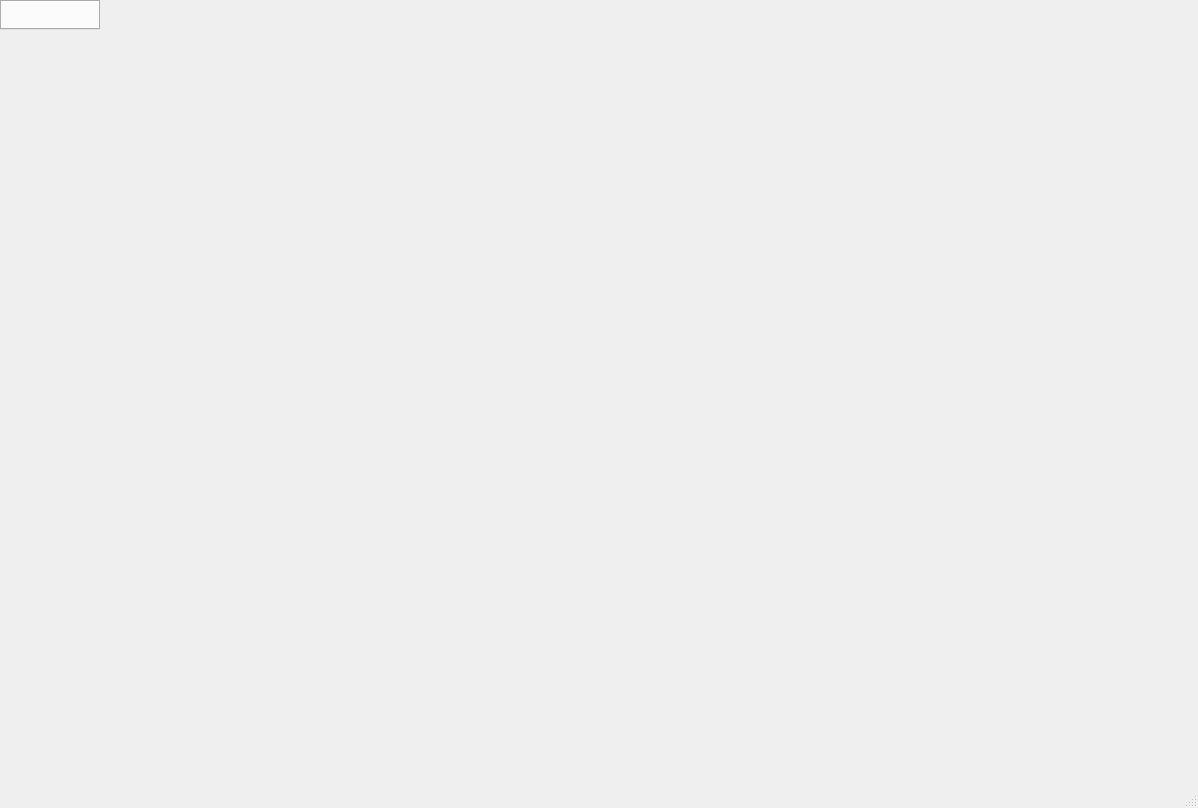
murveit/lpecprep, file lpecprep/mainwindow.ui: the form before one commit.
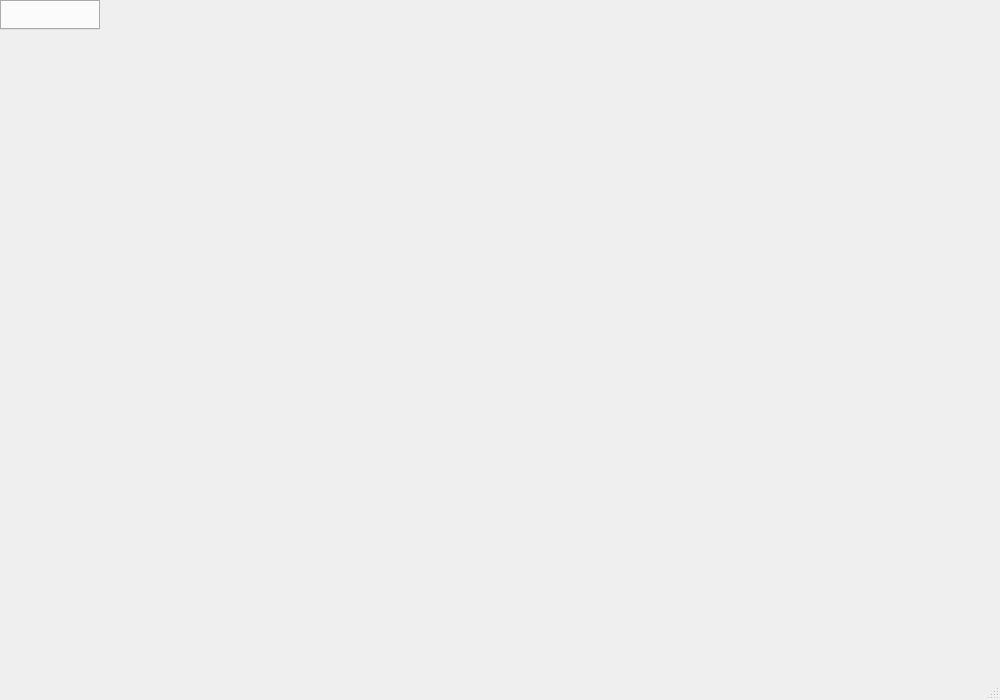
The form after the commit.

The edit to the form file:
```diff
--- a/lpecprep/mainwindow.ui
+++ b/lpecprep/mainwindow.ui
@@ -6,8 +6,8 @@
    <rect>
     <x>0</x>
     <y>0</y>
-    <width>1198</width>
-    <height>808</height>
+    <width>1000</width>
+    <height>700</height>
    </rect>
   </property>
   <property name="font">
```
Lines whose indentation alone changed are shown as unchanged.
